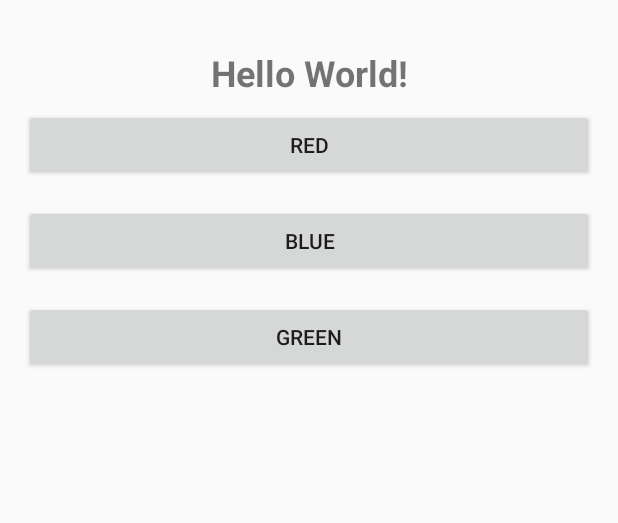
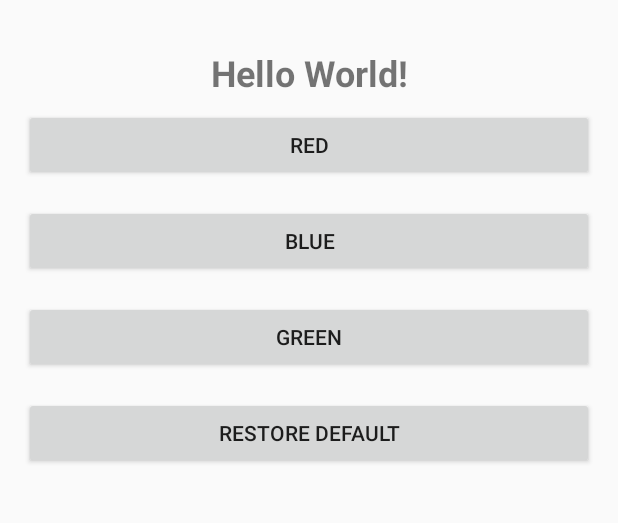
Before and after one commit to ETOROABASI/SharedpreferenceTest, an Android app: the screen it shows after launch (MainActivity), after a tap on "BLUE", on a phone screen of 412 x 824 dp, the part 84-607 px from its top. Run offline under Robolectric (Android 15) with nearby library versions, the phone set to English and light mode, and no system bars; 1 other tap on this screen came first.

Commit message:
Added ColorPrimary Dark Field for Status Bar

```diff
--- a/app/src/main/java/com/example/android/sharedpreferencetest/MainActivity.java
+++ b/app/src/main/java/com/example/android/sharedpreferencetest/MainActivity.java
@@ -1,6 +1,7 @@
 package com.example.android.sharedpreferencetest;
 
 import android.content.SharedPreferences;
+import android.graphics.Color;
 import android.os.Build;
 import android.service.autofill.FillEventHistory;
 import android.support.v7.app.AppCompatActivity;
@@ -14,11 +15,15 @@ import android.widget.Toast;
 public class MainActivity extends AppCompatActivity{
 
    private static final String PREFERENCE_FILE_NAME = "colorPreferences";
+
+   private static final String COLOR_PRIMARY_KEY = "colorPrimaryKey";
+
+   private static final String COLOR_DARK_KEY =     "colorDarkKey";
 //
  //   private final int DEFAULT_COLOR = getResources().getColor(R.color.colorPrimary);  //this crashes my app why (it says null object reference)
 
     Toolbar mToolbar;
-    Button btn_red, btn_green, btn_blue;
+    Button btn_red, btn_green, btn_blue, btn_default;
 
     @Override
     protected void onCreate(Bundle savedInstanceState) {
@@ -29,16 +34,17 @@ public class MainActivity extends AppCompatActivity{
        btn_blue = findViewById(R.id.button_blue);
         btn_green = findViewById(R.id.button_green);
         btn_red = findViewById(R.id.button_red);
+        btn_default = findViewById(R.id.button_default);
         mToolbar.setTitle(getResources().getString(R.string.app_name));
 
 //        if(getColor() != getResources().getColor(R.color.colorPrimary) ){       //THIS MEANS IF SOMETHNG HAS BEEN INPUTTED AND THE COLOR IS THEREFORE
                                                 // NOT THE DEFAULT ONE
 
            //this sets the color to what has been saved in the shared preference whenever you re-open your app
-            mToolbar.setBackgroundColor(getColor());
+            mToolbar.setBackgroundColor(getColorPrimary());
 
             if (Build.VERSION.SDK_INT >= Build.VERSION_CODES.LOLLIPOP) {
-                getWindow().setStatusBarColor(getColor());
+                getWindow().setStatusBarColor(getColorDark());
             }
 
         //}
@@ -53,12 +59,13 @@ public class MainActivity extends AppCompatActivity{
 
                 if (Build.VERSION.SDK_INT >= Build.VERSION_CODES.LOLLIPOP) {
                     //setting of status bar starts from api21, LOLLIPOP
-                    getWindow().setStatusBarColor(getResources().getColor(R.color.colorBluePrimary));
+                    getWindow().setStatusBarColor(getResources().getColor(R.color.colorBlueDark));
                     //this sets the color of the status  bar also
                 }
 
                 //this now stores the color
-                storeColor(getResources().getColor(R.color.colorBluePrimary));  //stores the color in the sharedPreference
+                storeColor(getResources().getColor(R.color.colorBluePrimary),
+                        getResources().getColor(R.color.colorBlueDark));  //stores the color in the sharedPreference
 
 
             }
@@ -74,13 +81,14 @@ public class MainActivity extends AppCompatActivity{
 
                 if (Build.VERSION.SDK_INT >= Build.VERSION_CODES.LOLLIPOP) {
                     //setting of status bar starts from api21, LOLLIPOP
-                    getWindow().setStatusBarColor(getResources().getColor(R.color.colorGreenPrimary));
+                    getWindow().setStatusBarColor(getResources().getColor(R.color.colorGreenDark));
                     //this sets the color of the status  bar also
                 }
 
 
                 //this now stores the color  in the shared preference
-                storeColor(getResources().getColor(R.color.colorGreenPrimary));
+                storeColor(getResources().getColor(R.color.colorGreenPrimary),
+                        getResources().getColor(R.color.colorGreenDark));
 
 
 
@@ -97,21 +105,36 @@ public class MainActivity extends AppCompatActivity{
 
                 if (Build.VERSION.SDK_INT >= Build.VERSION_CODES.LOLLIPOP) {
                     //setting of status bar starts from api21, LOLLIPOP
-                    getWindow().setStatusBarColor(getResources().getColor(R.color.colorRedPrimary));
+                    getWindow().setStatusBarColor(getResources().getColor(R.color.colorRedDark));
                     //this sets the color of the status  bar also
                 }
 
                 //this stores the color in the sharedpreference
-                storeColor(getResources().getColor(R.color.colorRedPrimary));
+                storeColor(getResources().getColor(R.color.colorRedPrimary),
+                        getResources().getColor(R.color.colorRedDark));
 
 
 
             }
         });
 
+        btn_default.setOnClickListener(new View.OnClickListener() {
+            @Override
+            public void onClick(View view) {
+                mToolbar.setBackgroundColor(getResources().getColor(R.color.colorPrimary));
+
+                if (Build.VERSION.SDK_INT >= Build.VERSION_CODES.LOLLIPOP) {
+                    getWindow().setStatusBarColor(getResources().getColor(R.color.colorPrimaryDark));
+
+                    clearSharedPrefernces();
+                }
+            }
+
+        });
+
     }
 
-    private void storeColor(int color){
+    private void storeColor(int colorPrimary, int colorDark){
 
         SharedPreferences sharedPreferences = MainActivity.this.getSharedPreferences(PREFERENCE_FILE_NAME, MODE_PRIVATE);
         //the PREFERENCE_FILE_NAME is the name of the file that would be created on the device to store the necessary data
@@ -119,7 +142,9 @@ public class MainActivity extends AppCompatActivity{
 
         SharedPreferences.Editor editor = sharedPreferences.edit();     //opens it up for editing
 
-        editor.putInt("color", color);      // this is the key-alue pair being used here
+        editor.putInt(COLOR_PRIMARY_KEY, colorPrimary);      // this is the key-alue pair being used here
+
+        editor.putInt(COLOR_DARK_KEY, colorDark);
 
         editor.apply();
     }
@@ -127,13 +152,33 @@ public class MainActivity extends AppCompatActivity{
 
     //WHEN CALLED, THIS METHOD GETS THE COLOR SAVED IN THE SHAREDPREFERENCE. IT IS CALLED IN THE ONCREATE METHOD, SO THAT
     //IT UPDATES THE APP WITH THE RECENT COLOR EVERYTIME THE APP IS OPENED
-    private int getColor(){
+    private int getColorPrimary(){
         SharedPreferences mSharedPreferences = MainActivity.this.getSharedPreferences(PREFERENCE_FILE_NAME, MODE_PRIVATE);
 
-        int selectedColor = mSharedPreferences.getInt("color", getResources().getColor(R.color.colorPrimary));
+        return mSharedPreferences.getInt(COLOR_PRIMARY_KEY, getResources().getColor(R.color.colorPrimary));
         //we are trying to get the value that must have been inputted. The second parameter is the default value,
         //this signifies the value the device would use if there's an error loading the ohters or nothing is selected
 
-        return selectedColor;
+
+    }
+
+    private int getColorDark(){
+
+        SharedPreferences sharedPreferences = getSharedPreferences(PREFERENCE_FILE_NAME, MODE_PRIVATE);
+
+        return sharedPreferences.getInt(COLOR_DARK_KEY, getResources().getColor(R.color.colorPrimaryDark));
+
+        //COULD USE THIS BELOW, BUT THE CURRENT ONE IS BETTER, THE ONE BELOW MIGHT BE MORE EXPLANATORY
+
+//        int selectedColorDark = sharedPreferences.getInt(COLOR_DARK_KEY, getResources().getColor(R.color.colorPrimaryDark));
+//
+//        return selectedColorDark;
+    }
+
+    private void clearSharedPrefernces(){
+        SharedPreferences sharedPreferences = getSharedPreferences(PREFERENCE_FILE_NAME, MODE_PRIVATE);
+        SharedPreferences.Editor mEditor = sharedPreferences.edit();
+        mEditor.clear();
+        mEditor.apply();
     }
 }
--- a/app/src/main/res/layout/activity_main.xml
+++ b/app/src/main/res/layout/activity_main.xml
@@ -1,7 +1,6 @@
 <?xml version="1.0" encoding="utf-8"?>
 <LinearLayout
     xmlns:android="http://schemas.android.com/apk/res/android"
-    xmlns:app="http://schemas.android.com/apk/res-auto"
     xmlns:tools="http://schemas.android.com/tools"
     android:layout_width="match_parent"
     android:layout_height="match_parent"
@@ -57,4 +56,15 @@
         android:layout_marginTop="8dp"
         android:layout_marginBottom="8dp"/>
 
+
+    <Button
+        android:layout_width="match_parent"
+        android:layout_height="wrap_content"
+        android:id="@+id/button_default"
+        android:text="@string/restore_default"
+        android:layout_marginStart="16dp"
+        android:layout_marginEnd="16dp"
+        android:layout_marginTop="8dp"
+        android:layout_marginBottom="8dp"/>
+
 </LinearLayout>
--- a/app/src/main/res/values/strings.xml
+++ b/app/src/main/res/values/strings.xml
@@ -4,4 +4,5 @@
     <string name="red">RED</string>
     <string name="blue">BLUE</string>
     <string name="green">GREEN</string>
+    <string name="restore_default">RESTORE DEFAULT</string>
 </resources>
```
